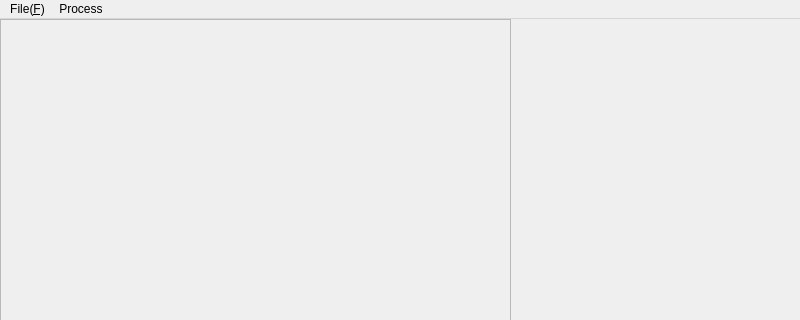
Before: the Qt Designer form batchwindow.ui in jiemojiemo/ImageProcessWithQtOpencv, drawn with Qt 5; both pictures show x 0 to 800 and y 0 to 320 of the 800 by 600 pixel window.
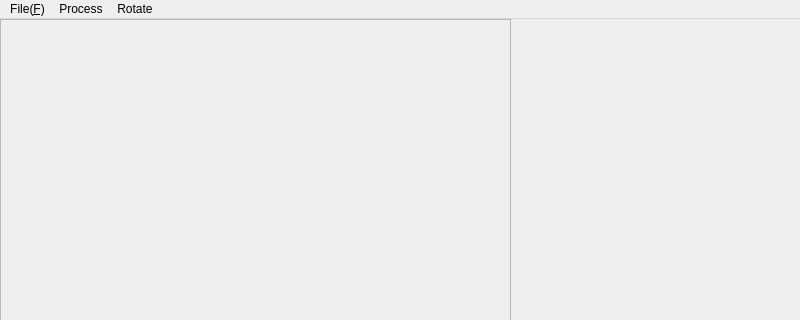
After: the same form once the commit is applied.

Commit message: 完善了批处理窗口的内容

What changed in the file:
```diff
--- a/batchwindow.ui
+++ b/batchwindow.ui
@@ -60,9 +60,19 @@
      <string>Process</string>
     </property>
     <addaction name="actionGray_Scale"/>
+    <addaction name="actionEdge_Detect"/>
+    <addaction name="actionOil"/>
+   </widget>
+   <widget class="QMenu" name="menuRotate">
+    <property name="title">
+     <string>Rotate</string>
+    </property>
+    <addaction name="actionLeft_90"/>
+    <addaction name="actionRight_90"/>
    </widget>
    <addaction name="menuFile_F"/>
    <addaction name="menuProcess"/>
+   <addaction name="menuRotate"/>
   </widget>
   <widget class="QStatusBar" name="statusbar"/>
   <action name="actionOpen_New_Folder">
```
Left out of the diff: 20 changed lines with no effect on the pictures. The commit also changes 3 other files.
